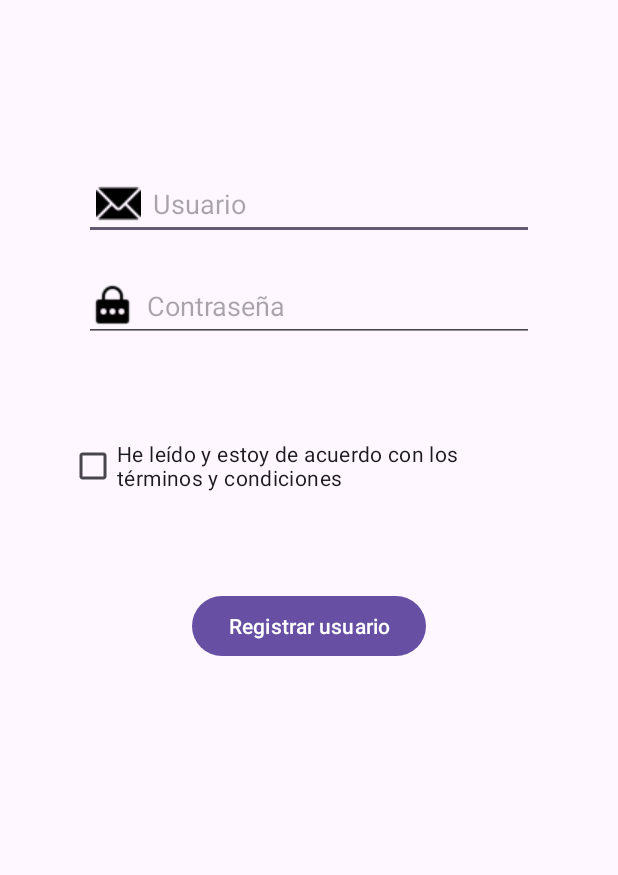
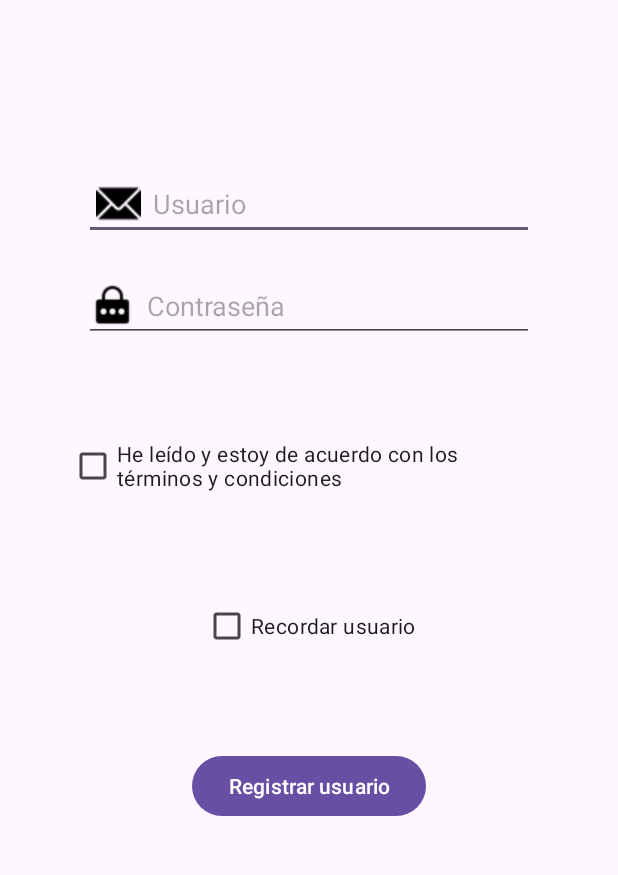
Before and after one commit to fra1010/Seminario-de-Lenguajes--TP-Integrador, an Android app: the RegistroActivity screen opened directly, with no data from a screen before it, after a tap on "Registrar usuario", on a phone screen of 412 x 824 dp, the part 326-1201 px from its top. Run offline under Robolectric (Android 15) with nearby library versions, the phone set to English and light mode, and no system bars.

Commit message:
Icono nativo Android Shared Preferences en login y registro

```diff
--- a/app/src/main/java/com/example/trabajopracticointegrador/MainActivity.kt
+++ b/app/src/main/java/com/example/trabajopracticointegrador/MainActivity.kt
@@ -81,7 +81,7 @@ class MainActivity : AppCompatActivity() {
     private fun saludarUsuario() {
         var bundle:Bundle? = intent.extras
         if (bundle !=null){
-            var usuario= bundle?.getString("usuario")
+            var usuario= bundle?.getString(resources.getString(R.string.usuario))
             Toast.makeText(this, "Bienvenido/a $usuario", Toast.LENGTH_SHORT).show()
         }
     }
--- a/app/src/main/java/com/example/trabajopracticointegrador/RegistroActivity.kt
+++ b/app/src/main/java/com/example/trabajopracticointegrador/RegistroActivity.kt
@@ -1,5 +1,6 @@
 package com.example.trabajopracticointegrador
 
+import android.annotation.SuppressLint
 import android.content.Intent
 import androidx.appcompat.app.AppCompatActivity
 import android.os.Bundle
@@ -14,7 +15,9 @@ class RegistroActivity : AppCompatActivity() {
     lateinit var etContraseniaR: EditText
     lateinit var chTerminos: CheckBox
     lateinit var btnRegistroR:Button
+    lateinit var cbRecordar: CheckBox
 
+    @SuppressLint("MissingInflatedId")
     override fun onCreate(savedInstanceState: Bundle?) {
         super.onCreate(savedInstanceState)
         setContentView(R.layout.activity_registro)
@@ -23,18 +26,25 @@ class RegistroActivity : AppCompatActivity() {
         etContraseniaR=findViewById(R.id.etContraseñaRegistro)
         chTerminos=findViewById(R.id.cbTerminos)
         btnRegistroR=findViewById(R.id.btnRegistrar)
+        cbRecordar=findViewById(R.id.cbRecordar)
 
         btnRegistroR.setOnClickListener {
             var usuario= etUsuarioR.text.toString()
-
-            if(usuario.isEmpty() || etContraseniaR.text.toString().isEmpty()){
+            var contrasenia= etContraseniaR.text.toString()
+            if(usuario.isEmpty() || contrasenia.isEmpty()){
                 Toast.makeText(this,"Faltan datos",Toast.LENGTH_SHORT).show()
             }else {
                 if (!chTerminos.isChecked){
                     Toast.makeText(this,"Debe aceptar los terminos y condiciones para continuar",Toast.LENGTH_SHORT).show()
                 }else{
+                    if (cbRecordar.isChecked) {
+                        var preferencias= getSharedPreferences(resources.getString((R.string.sp_credenciales)), MODE_PRIVATE)
+                        preferencias.edit().putString(resources.getString(R.string.usuario), usuario).apply()
+                        preferencias.edit().putString(resources.getString(R.string.contrasenia), contrasenia).apply()
+                    }
+
                     val intentMain = Intent(this, MainActivity::class.java)
-                    intentMain.putExtra("usuario",usuario)
+                    intentMain.putExtra(resources.getString(R.string.usuario),usuario)
                     startActivity(intentMain)
                     finish()
                 }
--- a/app/src/main/res/layout/activity_registro.xml
+++ b/app/src/main/res/layout/activity_registro.xml
@@ -53,9 +53,9 @@
         android:id="@+id/cbTerminos"
         android:layout_width="320dp"
         android:layout_height="wrap_content"
-        android:layout_marginHorizontal="20dp"
+        android:layout_marginHorizontal="10dp"
         android:text="@string/tyc"
-        app:layout_constraintBottom_toTopOf="@id/btnRegistrar"
+        app:layout_constraintBottom_toTopOf="@id/cbRecordar"
         app:layout_constraintEnd_toEndOf="parent"
         app:layout_constraintStart_toStartOf="parent"
         app:layout_constraintTop_toBottomOf="@+id/etContraseñaRegistro"
@@ -70,8 +70,18 @@
         app:layout_constraintBottom_toBottomOf="parent"
         app:layout_constraintEnd_toEndOf="parent"
         app:layout_constraintStart_toStartOf="parent"
-        app:layout_constraintTop_toBottomOf="@+id/etContraseñaRegistro"
+        app:layout_constraintTop_toBottomOf="@+id/cbRecordar"
         app:layout_constraintVertical_bias="0.5" />
+
+    <CheckBox
+        android:id="@+id/cbRecordar"
+        android:layout_width="wrap_content"
+        android:layout_height="wrap_content"
+        android:text="@string/cb_recordar"
+        app:layout_constraintBottom_toTopOf="@+id/btnRegistrar"
+        app:layout_constraintEnd_toEndOf="parent"
+        app:layout_constraintStart_toStartOf="parent"
+        app:layout_constraintTop_toBottomOf="@+id/cbTerminos" />
 
 
 </androidx.constraintlayout.widget.ConstraintLayout>
--- a/app/src/main/res/values/strings.xml
+++ b/app/src/main/res/values/strings.xml
@@ -10,4 +10,9 @@
     <string name="contrasenia">Contraseña</string>
     <string name="tyc">He leído y estoy de acuerdo con los términos y   condiciones</string>
     <string name="registrar_usuario">Registrar usuario</string>
+    <string name="registro_usuario">Registro usuario</string>
+    <string name="iniciar_sesion">Iniciar sesión</string>
+    <string name="cb_recordar">Recordar usuario</string>
+    <string name="sp_credenciales">SP_CREDENCIALES</string>
+
 </resources>
```
Also changed, not shown: app/src/main/java/com/example/trabajopracticointegrador/LoginActivity.kt (+28 -10 lines), app/src/main/res/layout/activity_login.xml (+14 -4 lines).
